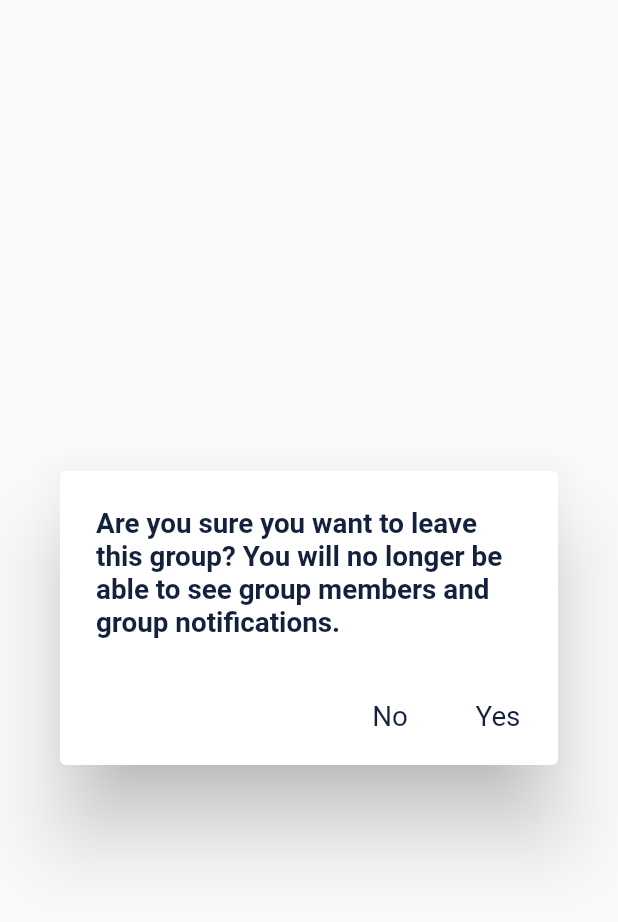
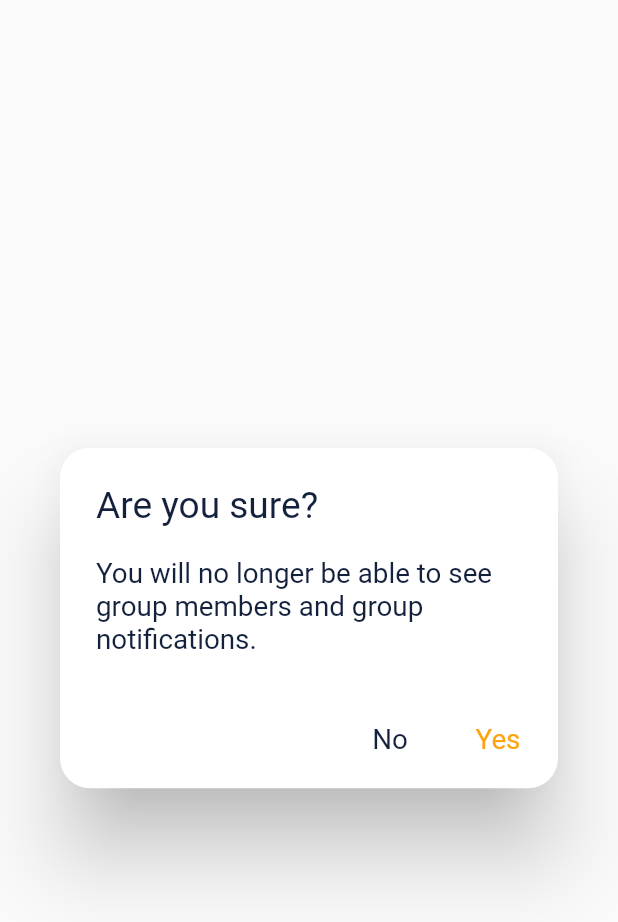
Before and after one commit to alvaroprado00/SeniorProjectUM, a Flutter app: the LeaveGroup widget shown alone on an empty page, opened directly with empty values, on a phone screen of 412 x 824 dp. Shown: the top 922 px of the screen. Run offline on Flutter 3.47's test engine with Material 2 defaults, Android fonts, the phone set to English and light mode, and no system bars; our stand-ins replace cloud_firestore, firebase_auth, firebase_core, firebase_messaging, firebase_storage, font_awesome_flutter and 5 more; accounts and stored records are empty; network calls fail.

Commit message:
Update group_info_page.dart

```diff
--- a/SeniorProject/lib/view/groups/group_info_page.dart
+++ b/SeniorProject/lib/view/groups/group_info_page.dart
@@ -191,8 +191,12 @@ class DeleteGroup extends StatelessWidget {
   Widget build(BuildContext context) {
     return AlertDialog(
       title: Text(
-        "Are you sure you want to delete this group? All data will be lost.",
-        style: getNormalTextStyleBlueBold(),
+        "Are you sure?",
+        style: getSubheadingStyleBlue(),
+      ),
+      content: Text(
+        "All data will be lost.",
+        style: getNormalTextStyleBlue(),
       ),
       actions: [
         ElevatedButton(
@@ -211,7 +215,7 @@ class DeleteGroup extends StatelessWidget {
             GroupController.deleteGroup(groupCode: groupCode);
             Navigator.of(context).pop();
           },
-          child: Text("Yes", style: getNormalTextStyleBlue()),
+          child: Text("Yes", style: getNormalTextStyleYellow()),
           style: ButtonStyle(
             backgroundColor:
                 MaterialStateProperty.all<Color>(Colors.transparent),
@@ -233,9 +237,15 @@ class LeaveGroup extends StatelessWidget {
   @override
   Widget build(BuildContext context) {
     return AlertDialog(
+      shape: RoundedRectangleBorder(
+          borderRadius: BorderRadius.all(Radius.circular(20))),
       title: Text(
-        "Are you sure you want to leave this group? You will no longer be able to see group members and group notifications.",
-        style: getNormalTextStyleBlueBold(),
+        "Are you sure? ",
+        style: getSubheadingStyleBlue(),
+      ),
+      content: Text(
+        "You will no longer be able to see group members and group notifications.",
+        style: getNormalTextStyleBlue(),
       ),
       actions: [
         ElevatedButton(
@@ -260,7 +270,7 @@ class LeaveGroup extends StatelessWidget {
             }
             Navigator.of(context).pop();
           },
-          child: Text("Yes", style: getNormalTextStyleBlue()),
+          child: Text("Yes", style: getNormalTextStyleYellow()),
           style: ButtonStyle(
             backgroundColor:
                 MaterialStateProperty.all<Color>(Colors.transparent),
```
